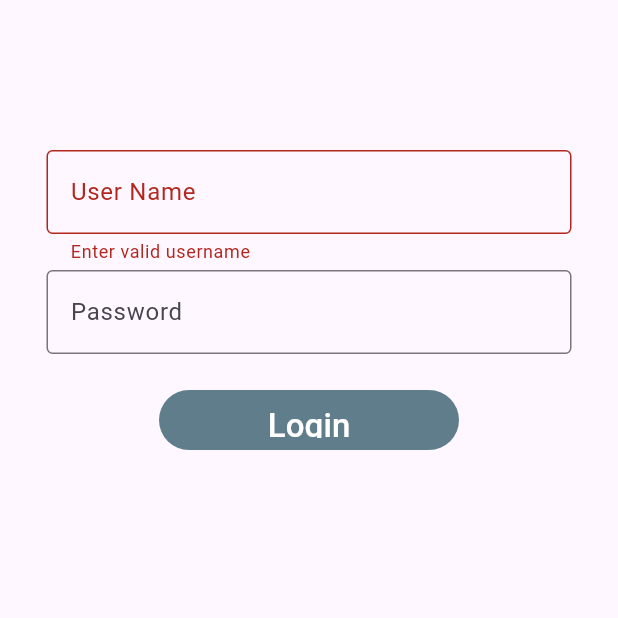
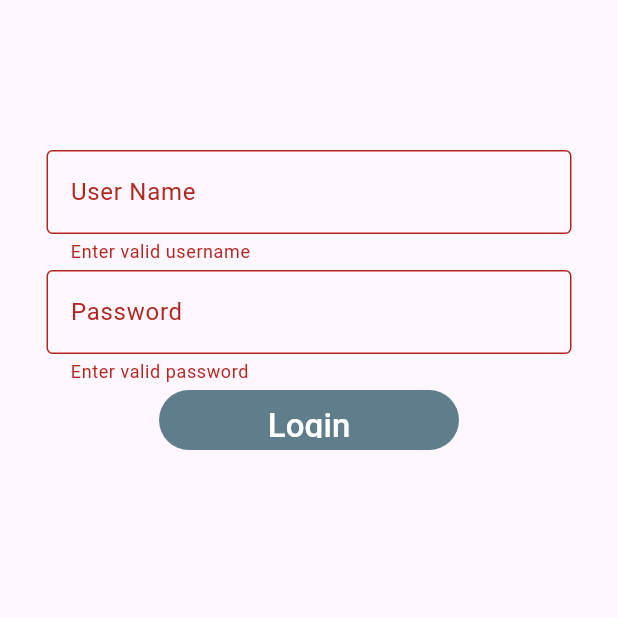
Before and after one commit to ashishgourr/web_routing, a Flutter app: the screen it shows after launch, after a tap on "Login", on a phone screen of 412 x 824 dp, the top half of it. Run offline on Flutter 3.47's test engine with Material 3 defaults, Android fonts, the phone set to English and light mode, and no system bars; our stand-ins replace hive; accounts and stored records are empty.

```diff
--- a/lib/screens/login_screen.dart
+++ b/lib/screens/login_screen.dart
@@ -47,14 +47,22 @@ class LoginScreen extends StatelessWidget {
                 SizedBox(
                   height: 80,
                   width: 350,
-                    child: TextField(
+                  child: TextFormField(
+                    validator: (String? validator) {
+                      if (validator!.isEmpty) {
+                        return "Enter valid password";
+                      }
+                      return null;
+                    },
                     controller: passwordController,
                     obscureText: true,
+                    autovalidateMode: AutovalidateMode.onUserInteraction,
                     decoration: const InputDecoration(
                         border: OutlineInputBorder(),
                         labelText: 'Password',
                         hintText: 'Enter password'),
-                    )),
+                  ),
+                ),
                 Container(
                   height: 40,
                   width: 200,
```
Lines whose indentation alone changed are shown as unchanged.
